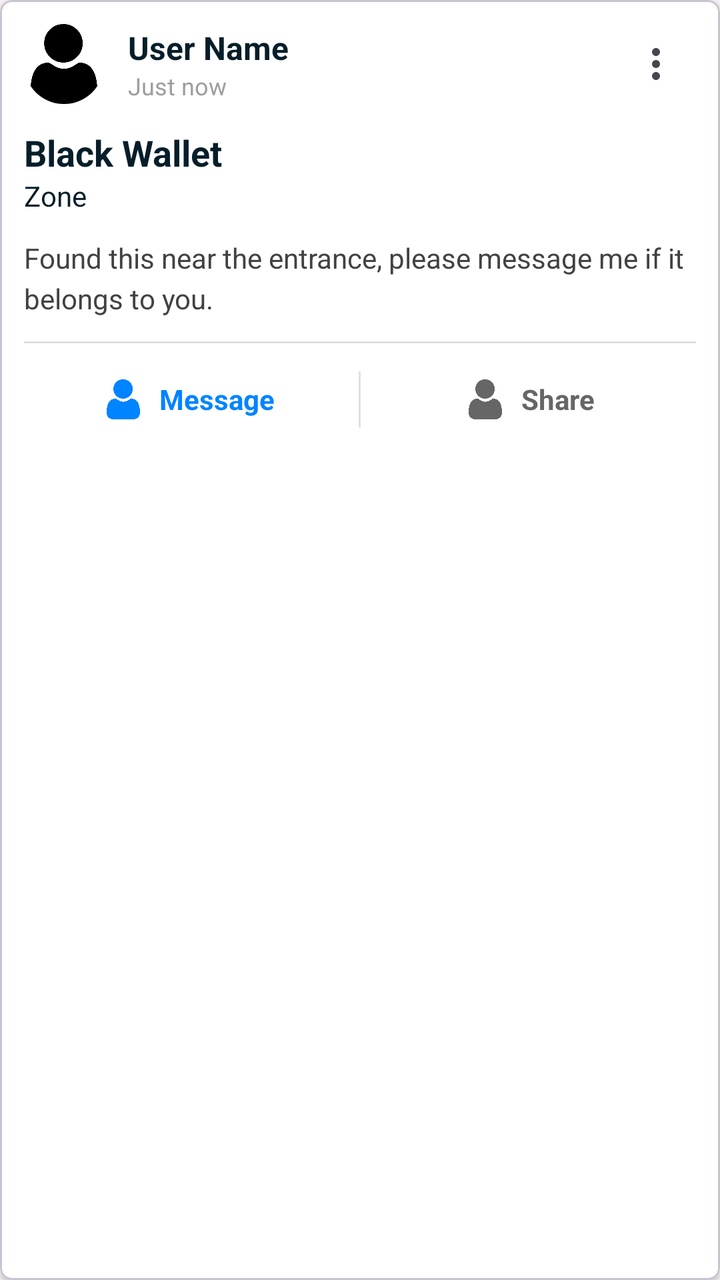
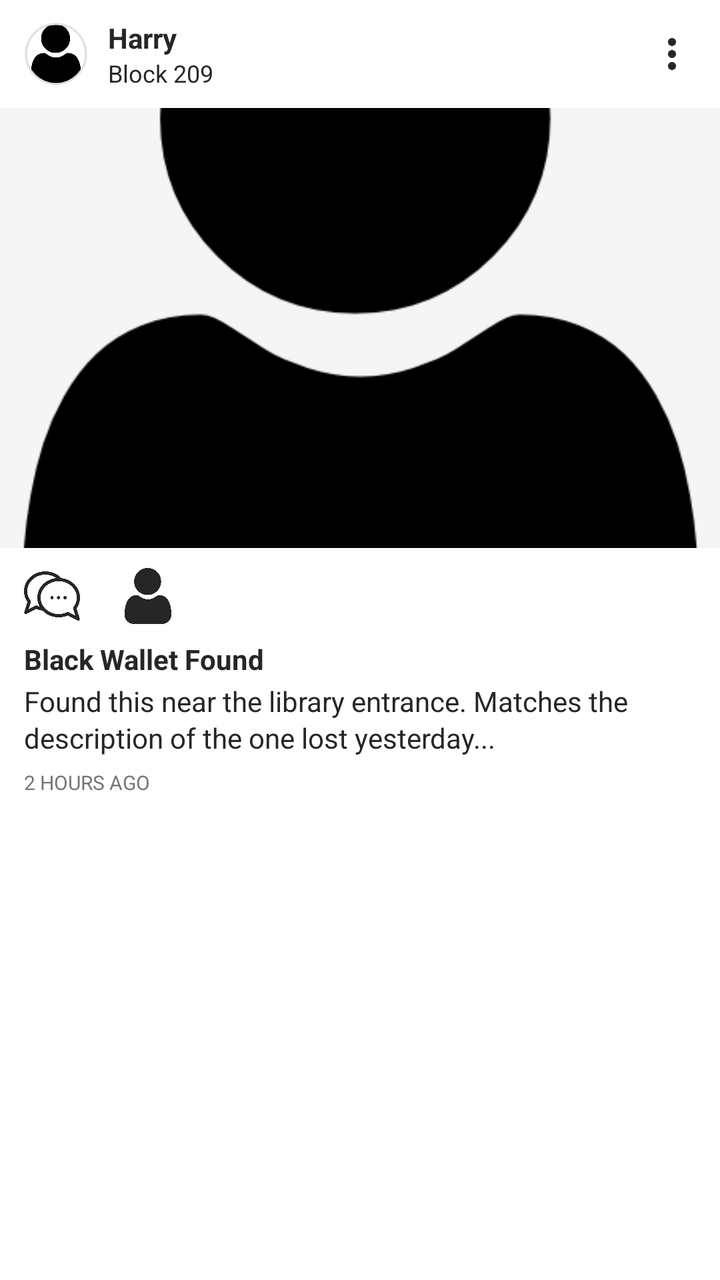

Two renders of the same Android screen: before a commit and after it. Below are the layout's source before the change and the commit's diff.
<!-- AndroidManifest.xml: application theme Theme.Finder -->
<!-- res/layout/item_row.xml -->
<?xml version="1.0" encoding="utf-8"?>
<com.google.android.material.card.MaterialCardView
    xmlns:android="http://schemas.android.com/apk/res/android"
    xmlns:app="http://schemas.android.com/apk/res-auto"
    android:layout_width="match_parent"
    android:layout_height="wrap_content"
    android:layout_marginHorizontal="5dp"
    android:layout_marginVertical="5dp"
    app:cardBackgroundColor="@android:color/white"
    app:cardCornerRadius="6dp"
    app:cardElevation="2dp">

    <LinearLayout
        android:layout_width="match_parent"
        android:layout_height="wrap_content"
        android:orientation="vertical">

        <LinearLayout
            android:layout_width="match_parent"
            android:layout_height="wrap_content"
            android:gravity="center_vertical"
            android:orientation="horizontal"
            android:padding="12dp">

            <androidx.cardview.widget.CardView
                android:layout_width="40dp"
                android:layout_height="40dp"
                app:cardCornerRadius="20dp"
                app:cardElevation="0dp">
                <ImageView
                    android:id="@+id/imgUser"
                    android:src="@drawable/ic_acc"
                    android:layout_width="match_parent"
                    android:layout_height="match_parent"
                    android:scaleType="centerCrop"/>
            </androidx.cardview.widget.CardView>

            <LinearLayout
                android:layout_width="0dp"
                android:layout_height="wrap_content"
                android:layout_marginStart="12dp"
                android:layout_weight="1"
                android:orientation="vertical">

                <TextView
                    android:id="@+id/tvUserName"
                    android:layout_width="wrap_content"
                    android:layout_height="wrap_content"
                    android:text="User Name"
                    android:textColor="@color/primary_dark"
                    android:textSize="16sp"
                    android:textStyle="bold" />

                <TextView
                    android:id="@+id/tvDate"
                    android:layout_width="wrap_content"
                    android:layout_height="wrap_content"
                    android:text="Just now"
                    android:textSize="12sp"
                    android:textColor="#9E9E9E"/>
            </LinearLayout>

            <ImageView
                android:id="@+id/ivMore"
                android:layout_width="wrap_content"
                android:layout_height="wrap_content"
                android:src="@drawable/ic_more_vert"
                android:padding="8dp"
                android:background="?attr/selectableItemBackgroundBorderless" />

        </LinearLayout>

        <TextView
            android:id="@+id/tvTitle"
            android:layout_width="wrap_content"
            android:layout_height="wrap_content"
            android:text="Black Wallet"
            android:layout_marginHorizontal="12dp"
            android:textColor="@color/primary_dark"
            android:textSize="18sp"
            android:textStyle="bold" />

        <TextView
            android:id="@+id/tvZone"
            android:layout_width="wrap_content"
            android:layout_height="wrap_content"
            android:text="Zone"
            android:layout_marginHorizontal="12dp"
            android:textColor="@color/primary_dark"
            android:textSize="14sp"/>

        <TextView
            android:id="@+id/tvDesc"
            android:layout_width="match_parent"
            android:layout_height="wrap_content"
            android:lineSpacingExtra="4dp"
            android:padding="12dp"
            android:text="Found this near the entrance, please message me if it belongs to you."
            android:textColor="#424242"
            android:textSize="14sp" />

        <ImageView
            android:id="@+id/imgItem"
            android:layout_width="match_parent"
            android:layout_height="200dp"
            android:background="#F5F5F5"
            android:scaleType="centerCrop"
            android:src="@drawable/ic_acc"
            android:visibility="gone"/>

        <View
            android:layout_width="match_parent"
            android:layout_height="1dp"
            android:background="#E0E0E0"
            android:layout_marginHorizontal="12dp"/>

        <LinearLayout
            android:layout_width="match_parent"
            android:layout_height="wrap_content"
            android:orientation="horizontal"
            android:padding="10dp">

            <LinearLayout
                android:id="@+id/btnMessage"
                android:layout_width="0dp"
                android:layout_weight="1"
                android:layout_height="wrap_content"
                android:gravity="center"
                android:padding="8dp"
                android:background="?attr/selectableItemBackground"
                android:clickable="true"
                android:focusable="true">

                <ImageView
                    android:layout_width="20dp"
                    android:layout_height="20dp"
                    android:src="@drawable/ic_acc"
                    app:tint="#0084FF"/>

                <TextView
                    android:layout_width="wrap_content"
                    android:layout_height="wrap_content"
                    android:text="Message"
                    android:layout_marginStart="8dp"
                    android:textColor="#0084FF"
                    android:textStyle="bold"/>
            </LinearLayout>

            <View
                android:layout_width="1dp"
                android:layout_height="match_parent"
                android:background="#E0E0E0"
                android:layout_marginVertical="4dp"/>

            <LinearLayout
                android:id="@+id/btnShare"
                android:layout_width="0dp"
                android:layout_weight="1"
                android:layout_height="wrap_content"
                android:gravity="center"
                android:padding="8dp"
                android:background="?attr/selectableItemBackground"
                android:clickable="true"
                android:focusable="true">

                <ImageView
                    android:layout_width="20dp"
                    android:layout_height="20dp"
                    android:src="@drawable/ic_acc"
                    app:tint="#666666"/>

                <TextView
                    android:layout_width="wrap_content"
                    android:layout_height="wrap_content"
                    android:text="Share"
                    android:layout_marginStart="8dp"
                    android:textColor="#666666"
                    android:textStyle="bold"/>
            </LinearLayout>

        </LinearLayout>

    </LinearLayout>
</com.google.android.material.card.MaterialCardView>
<!-- resources referenced by this layout -->
<resources>
  <color name="primary_dark">#061E29</color>
  <!-- drawable ic_acc: png bitmap (drawable, 11096 bytes) -->
  <!-- drawable ic_more_vert (drawable) -->
  <vector xmlns:android="http://schemas.android.com/apk/res/android"
      android:width="24dp"
      android:height="24dp"
      android:viewportWidth="24"
      android:viewportHeight="24"
      android:tint="?attr/colorControlNormal">
    <path
        android:fillColor="@android:color/white"
        android:pathData="M12,8c1.1,0 2,-0.9 2,-2s-0.9,-2 -2,-2 -2,0.9 -2,2 0.9,2 2,2zM12,10c-1.1,0 -2,0.9 -2,2s0.9,2 2,2 2,-0.9 2,-2 -0.9,-2 -2,-2zM12,16c-1.1,0 -2,0.9 -2,2s0.9,2 2,2 2,-0.9 2,-2 -0.9,-2 -2,-2z"/>
  </vector>
  <style name="Theme.Finder" parent="Base.Theme.Finder" />
  <style name="Base.Theme.Finder" parent="Theme.Material3.DayNight.NoActionBar">
          <item name="android:statusBarColor">@android:color/transparent</item>
          <item name="android:windowLightStatusBar">false</item>
      </style>
</resources>

<!-- the commit's change to res/layout/item_row.xml (unified diff, before → after) -->
@@ -1,184 +1,157 @@
 <?xml version="1.0" encoding="utf-8"?>
-<com.google.android.material.card.MaterialCardView
+<androidx.constraintlayout.widget.ConstraintLayout
     xmlns:android="http://schemas.android.com/apk/res/android"
     xmlns:app="http://schemas.android.com/apk/res-auto"
+    xmlns:tools="http://schemas.android.com/tools"
     android:layout_width="match_parent"
     android:layout_height="wrap_content"
-    android:layout_marginHorizontal="5dp"
-    android:layout_marginVertical="5dp"
-    app:cardBackgroundColor="@android:color/white"
-    app:cardCornerRadius="6dp"
-    app:cardElevation="2dp">
+    android:background="@android:color/white"
+    android:paddingBottom="12dp">
+
+    <androidx.constraintlayout.widget.ConstraintLayout
+        android:id="@+id/headerContainer"
+        android:layout_width="match_parent"
+        android:layout_height="54dp"
+        android:paddingHorizontal="12dp"
+        app:layout_constraintTop_toTopOf="parent">
+
+        <com.google.android.material.imageview.ShapeableImageView
+            android:id="@+id/imgUser"
+            android:layout_width="32dp"
+            android:layout_height="32dp"
+            android:scaleType="centerCrop"
+            android:src="@drawable/ic_acc"
+            android:padding="1dp"
+            app:strokeWidth="1dp"
+            app:strokeColor="#E0E0E0"
+            app:shapeAppearanceOverlay="@style/ShapeAppearance.Material3.Corner.Full"
+            app:layout_constraintBottom_toBottomOf="parent"
+            app:layout_constraintStart_toStartOf="parent"
+            app:layout_constraintTop_toTopOf="parent" />
+
+        <LinearLayout
+            android:layout_width="0dp"
+            android:layout_height="wrap_content"
+            android:layout_marginStart="10dp"
+            android:layout_marginEnd="10dp"
+            android:orientation="vertical"
+            android:gravity="center_vertical"
+            app:layout_constraintBottom_toBottomOf="parent"
+            app:layout_constraintEnd_toStartOf="@id/ivMore"
+            app:layout_constraintStart_toEndOf="@id/imgUser"
+            app:layout_constraintTop_toTopOf="parent">
+
+            <TextView
+                android:id="@+id/tvUserName"
+                android:layout_width="wrap_content"
+                android:layout_height="wrap_content"
+                android:text="Harry"
+                android:textColor="#262626"
+                android:textSize="14sp"
+                android:textStyle="bold" />
+
+            <TextView
+                android:id="@+id/tvZone"
+                android:layout_width="wrap_content"
+                android:layout_height="wrap_content"
+                android:text="Block 209"
+                android:textColor="#262626"
+                android:textSize="12sp" />
+        </LinearLayout>
+
+        <ImageView
+            android:id="@+id/ivMore"
+            android:layout_width="24dp"
+            android:layout_height="24dp"
+            android:src="@drawable/ic_more_vert"
+            app:tint="#262626"
+            app:layout_constraintBottom_toBottomOf="parent"
+            app:layout_constraintEnd_toEndOf="parent"
+            app:layout_constraintTop_toTopOf="parent" />
+
+    </androidx.constraintlayout.widget.ConstraintLayout>
+
+    <ImageView
+        android:id="@+id/imgItem"
+        android:layout_width="405dp"
+        android:layout_height="220dp"
+        android:adjustViewBounds="true"
+        android:background="#F5F5F5"
+        android:scaleType="centerCrop"
+        android:src="@drawable/ic_acc"
+        app:layout_constraintDimensionRatio="4:5"
+        app:layout_constraintEnd_toEndOf="parent"
+        app:layout_constraintStart_toStartOf="parent"
+        app:layout_constraintTop_toBottomOf="@id/headerContainer" />
+    <LinearLayout
+        android:id="@+id/actionsContainer"
+        android:layout_width="match_parent"
+        android:layout_height="wrap_content"
+        android:orientation="horizontal"
+        android:paddingHorizontal="12dp"
+        android:paddingTop="10dp"
+        android:paddingBottom="8dp"
+        app:layout_constraintTop_toBottomOf="@id/imgItem">
+
+        <ImageView
+            android:id="@+id/btnMessage"
+            android:layout_width="28dp"
+            android:layout_height="28dp"
+            android:layout_marginEnd="20dp"
+            android:src="@drawable/ic_chat"
+            app:tint="#262626" />
+        <ImageView
+            android:id="@+id/btnShare"
+            android:layout_width="28dp"
+            android:layout_height="28dp"
+            android:layout_marginEnd="20dp"
+            android:src="@drawable/ic_acc"
+            app:tint="#262626" />
+
+        <View
+            android:layout_width="0dp"
+            android:layout_height="0dp"
+            android:layout_weight="1"/>
+
+
+
+    </LinearLayout>
 
     <LinearLayout
         android:layout_width="match_parent"
         android:layout_height="wrap_content"
-        android:orientation="vertical">
-
-        <LinearLayout
-            android:layout_width="match_parent"
-            android:layout_height="wrap_content"
-            android:gravity="center_vertical"
-            android:orientation="horizontal"
-            android:padding="12dp">
-
-            <androidx.cardview.widget.CardView
-                android:layout_width="40dp"
-                android:layout_height="40dp"
-                app:cardCornerRadius="20dp"
-                app:cardElevation="0dp">
-                <ImageView
-                    android:id="@+id/imgUser"
-                    android:src="@drawable/ic_acc"
-                    android:layout_width="match_parent"
-                    android:layout_height="match_parent"
-                    android:scaleType="centerCrop"/>
-            </androidx.cardview.widget.CardView>
-
-            <LinearLayout
-                android:layout_width="0dp"
-                android:layout_height="wrap_content"
-                android:layout_marginStart="12dp"
-                android:layout_weight="1"
-                android:orientation="vertical">
-
-                <TextView
-                    android:id="@+id/tvUserName"
-                    android:layout_width="wrap_content"
-                    android:layout_height="wrap_content"
-                    android:text="User Name"
-                    android:textColor="@color/primary_dark"
-                    android:textSize="16sp"
-                    android:textStyle="bold" />
-
-                <TextView
-                    android:id="@+id/tvDate"
-                    android:layout_width="wrap_content"
-                    android:layout_height="wrap_content"
-                    android:text="Just now"
-                    android:textSize="12sp"
-                    android:textColor="#9E9E9E"/>
-            </LinearLayout>
-
-            <ImageView
-                android:id="@+id/ivMore"
-                android:layout_width="wrap_content"
-                android:layout_height="wrap_content"
-                android:src="@drawable/ic_more_vert"
-                android:padding="8dp"
-                android:background="?attr/selectableItemBackgroundBorderless" />
-
-        </LinearLayout>
+        android:orientation="vertical"
+        android:paddingHorizontal="12dp"
+        app:layout_constraintTop_toBottomOf="@id/actionsContainer">
 
         <TextView
             android:id="@+id/tvTitle"
-            android:layout_width="wrap_content"
+            android:layout_width="match_parent"
             android:layout_height="wrap_content"
-            android:text="Black Wallet"
-            android:layout_marginHorizontal="12dp"
-            android:textColor="@color/primary_dark"
-            android:textSize="18sp"
-            android:textStyle="bold" />
-
-        <TextView
-            android:id="@+id/tvZone"
-            android:layout_width="wrap_content"
-            android:layout_height="wrap_content"
-            android:text="Zone"
-            android:layout_marginHorizontal="12dp"
-            android:textColor="@color/primary_dark"
-            android:textSize="14sp"/>
+            android:text="Black Wallet Found"
+            android:textColor="#262626"
+            android:textSize="14sp"
+            android:textStyle="bold"
+            android:layout_marginBottom="2dp"/>
 
         <TextView
             android:id="@+id/tvDesc"
             android:layout_width="match_parent"
             android:layout_height="wrap_content"
-            android:lineSpacingExtra="4dp"
-            android:padding="12dp"
-            android:text="Found this near the entrance, please message me if it belongs to you."
-            android:textColor="#424242"
-            android:textSize="14sp" />
+            android:text="Found this near the library entrance. Matches the description of the one lost yesterday..."
+            android:textColor="#262626"
+            android:textSize="14sp"
+            android:lineSpacingExtra="2dp" />
 
-        <ImageView
-            android:id="@+id/imgItem"
-            android:layout_width="match_parent"
-            android:layout_height="200dp"
-            android:background="#F5F5F5"
-            android:scaleType="centerCrop"
-            android:src="@drawable/ic_acc"
-            android:visibility="gone"/>
-
-        <View
-            android:layout_width="match_parent"
-            android:layout_height="1dp"
-            android:background="#E0E0E0"
-            android:layout_marginHorizontal="12dp"/>
-
-        <LinearLayout
-            android:layout_width="match_parent"
+        <TextView
+            android:id="@+id/tvDate"
+            android:layout_width="wrap_content"
             android:layout_height="wrap_content"
-            android:orientation="horizontal"
-            android:padding="10dp">
-
-            <LinearLayout
-                android:id="@+id/btnMessage"
-                android:layout_width="0dp"
-                android:layout_weight="1"
-                android:layout_height="wrap_content"
-                android:gravity="center"
-                android:padding="8dp"
-                android:background="?attr/selectableItemBackground"
-                android:clickable="true"
-                android:focusable="true">
-
-                <ImageView
-                    android:layout_width="20dp"
-                    android:layout_height="20dp"
-                    android:src="@drawable/ic_acc"
-                    app:tint="#0084FF"/>
-
-                <TextView
-                    android:layout_width="wrap_content"
-                    android:layout_height="wrap_content"
-                    android:text="Message"
-                    android:layout_marginStart="8dp"
-                    android:textColor="#0084FF"
-                    android:textStyle="bold"/>
-            </LinearLayout>
-
-            <View
-                android:layout_width="1dp"
-                android:layout_height="match_parent"
-                android:background="#E0E0E0"
-                android:layout_marginVertical="4dp"/>
-
-            <LinearLayout
-                android:id="@+id/btnShare"
-                android:layout_width="0dp"
-                android:layout_weight="1"
-                android:layout_height="wrap_content"
-                android:gravity="center"
-                android:padding="8dp"
-                android:background="?attr/selectableItemBackground"
-                android:clickable="true"
-                android:focusable="true">
-
-                <ImageView
-                    android:layout_width="20dp"
-                    android:layout_height="20dp"
-                    android:src="@drawable/ic_acc"
-                    app:tint="#666666"/>
-
-                <TextView
-                    android:layout_width="wrap_content"
-                    android:layout_height="wrap_content"
-                    android:text="Share"
-                    android:layout_marginStart="8dp"
-                    android:textColor="#666666"
-                    android:textStyle="bold"/>
-            </LinearLayout>
-
-        </LinearLayout>
+            android:layout_marginTop="6dp"
+            android:text="2 HOURS AGO"
+            android:textColor="#757575"
+            android:textSize="10sp" />
 
     </LinearLayout>
-</com.google.android.material.card.MaterialCardView>
+
+</androidx.constraintlayout.widget.ConstraintLayout>
<!-- resource entries referenced after the edit -->
@@ -1,7 +1,7 @@
 <!-- resources referenced by this layout -->
 <resources>
-  <color name="primary_dark">#061E29</color>
   <!-- drawable ic_acc: png bitmap (drawable, 11096 bytes) -->
+  <!-- drawable ic_chat: png bitmap (drawable, 17361 bytes) -->
   <!-- drawable ic_more_vert (drawable) -->
   <vector xmlns:android="http://schemas.android.com/apk/res/android"
       android:width="24dp"
